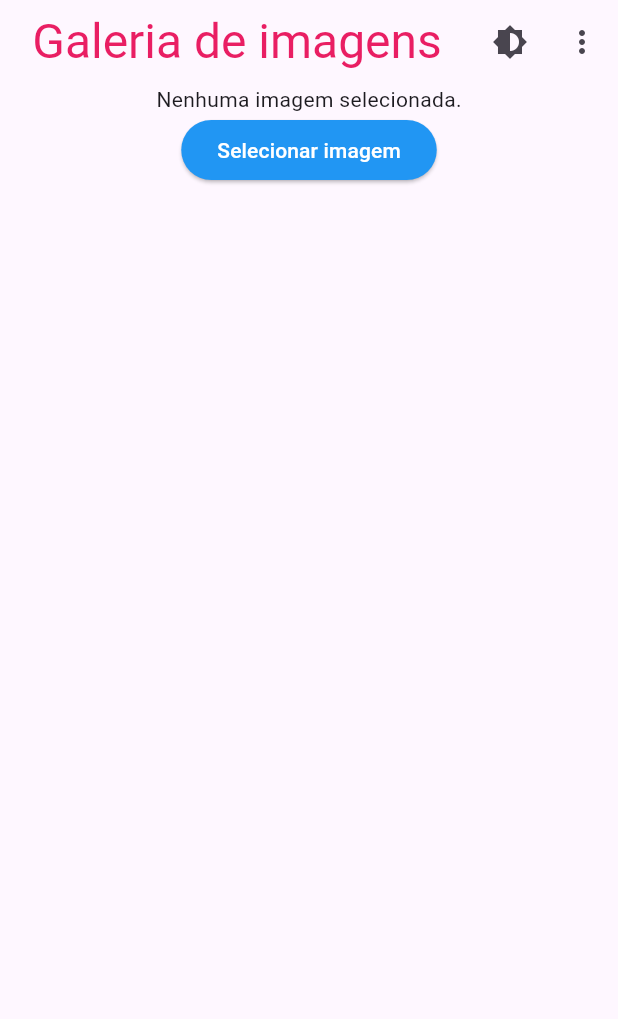
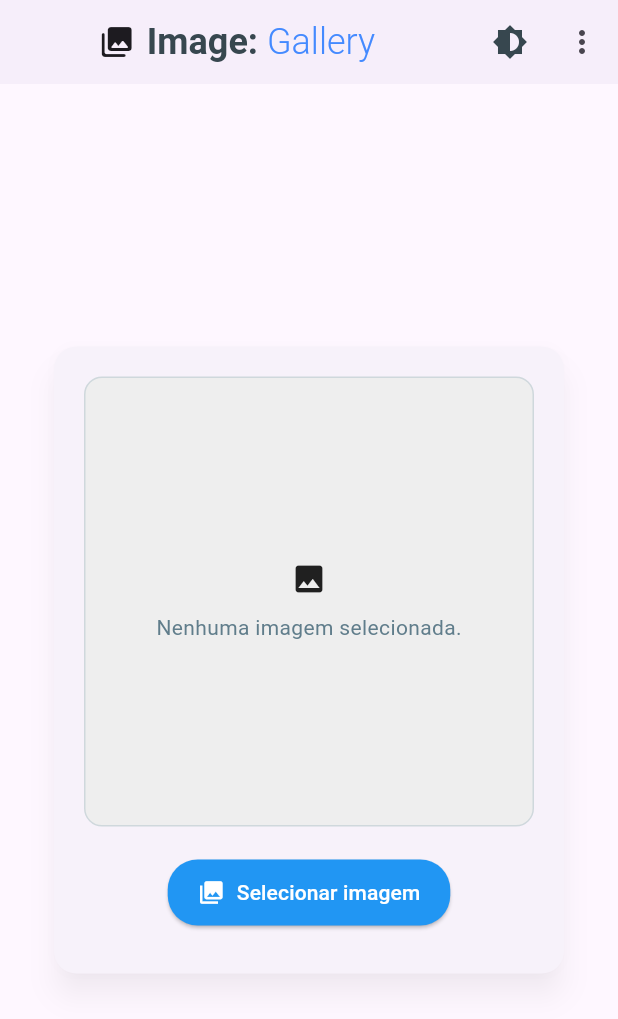
Before and after one commit to RicardoMomberg/FLUTTER-WEB, a Flutter app: the screen it shows after launch, on a phone screen of 412 x 824 dp. Shown: the top 1019 px of the screen. Run offline on Flutter 3.47's test engine with Material 3 defaults, Android fonts, the phone set to English and light mode, and no system bars; our stand-ins replace firebase_core, firebase_storage; missing offline and left inert: image_picker_for_web, image_picker_platform_interface; accounts and stored records are empty.

Commit message:
09 - Visual improves

```diff
--- a/lib/image_galley.dart
+++ b/lib/image_galley.dart
@@ -70,16 +70,45 @@ class _ImageGalleyState extends State<ImageGallery> {
   @override
   Widget build(BuildContext context) {
     return Scaffold(
+      backgroundColor: Theme.of(context).scaffoldBackgroundColor,
       appBar: AppBar(
-        title: Center(
-          child: Text(
-            AppLocalizations.of(context)!.title,
-            style: Theme.of(context).textTheme.titleLarge,
+        backgroundColor: Theme.of(context).appBarTheme.backgroundColor,
+        elevation: 1,
+        centerTitle: true,
+        title: Row(
+          mainAxisAlignment: MainAxisAlignment.center,
+          children: [
+            const Icon(Icons.photo_library_rounded),
+            const SizedBox(width: 8),
+            Text.rich(
+              TextSpan(
+                children: [
+                  TextSpan(
+                    text: 'Image: ',
+                    style: TextStyle(
+                      fontSize: 24,
+                      fontWeight: FontWeight.bold,
+                      color: Colors.blueGrey[800],
                     ),
                   ),
+                  const TextSpan(
+                    text: 'Gallery',
+                    style: TextStyle(
+                      fontSize: 24,
+                      fontWeight: FontWeight.w300,
+                      color: Colors.blueAccent,
+                    ),
+                  ),
+                ],
+              ),
+            ),
+            // Text(AppLocalizations.of(context)!.title),
+          ],
+        ),
+
         actions: [
           IconButton(
-            icon: Icon(Icons.brightness_6),
+            icon: Icon(Icons.brightness_6, color: Colors.blueGrey[800]),
             onPressed: () {
               if (Theme.of(context).brightness == Brightness.dark) {
                 _changeTheme(lightTheme);
@@ -104,28 +133,102 @@ class _ImageGalleyState extends State<ImageGallery> {
           ),
         ],
       ),
-      body: Center(
+      body: Stack(
+        children: [
+          Center(
+            child: Padding(
+              padding: const EdgeInsets.all(20.0),
+              child: Card(
+                shape: RoundedRectangleBorder(
+                  borderRadius: BorderRadius.circular(15.0),
+                ),
+                elevation: 8,
+                shadowColor: Colors.black26,
+                child: Padding(
+                  padding: const EdgeInsets.all(20.0),
                   child: Column(
+                    mainAxisSize: MainAxisSize.min,
                     children: [
-            _image != null
-                ? Image.memory(_image!)
-                : Text(AppLocalizations.of(context)!.no_image_selected),
-            ElevatedButton(
+                      Container(
+                        width: 300,
+                        height: 300,
+                        decoration: BoxDecoration(
+                          color: Colors.grey[200],
+                          borderRadius: BorderRadius.circular(12),
+                          border: Border.all(color: Colors.blueGrey.shade100),
+                        ),
+                        child: _image != null
+                            ? ClipRRect(
+                                borderRadius: BorderRadius.circular(12),
+                                child: Image.memory(_image!, fit: BoxFit.cover),
+                              )
+                            : Column(
+                                mainAxisAlignment: MainAxisAlignment.center,
+                                children: [
+                                  Icon(Icons.image),
+                                  const SizedBox(height: 10),
+                                  Text(
+                                    AppLocalizations.of(
+                                      context,
+                                    )!.no_image_selected,
+                                    style: TextStyle(color: Colors.blueGrey),
+                                  ),
+                                ],
+                              ),
+                      ),
+                      const SizedBox(height: 20),
+                      ElevatedButton.icon(
                         onPressed: _pickeImage,
-              child: Text(AppLocalizations.of(context)!.select_image),
+                        style: ElevatedButton.styleFrom(
+                          backgroundColor: Colors.blue,
+                          shape: RoundedRectangleBorder(
+                            borderRadius: BorderRadius.circular(20.0),
+                          ),
+                          padding: const EdgeInsets.symmetric(
+                            horizontal: 20,
+                            vertical: 12,
+                          ),
+                        ),
+                        icon: const Icon(
+                          Icons.photo_library,
+                          color: Colors.white,
+                        ),
+                        label: Text(AppLocalizations.of(context)!.select_image),
                       ),
                       const SizedBox(height: 10),
                       if (_image != null)
-              ElevatedButton(
+                        ElevatedButton.icon(
                           onPressed: _uploadImage,
-                child: Text(AppLocalizations.of(context)!.upload_image),
+                          style: ElevatedButton.styleFrom(
+                            backgroundColor: Colors.green,
+                            shape: RoundedRectangleBorder(
+                              borderRadius: BorderRadius.circular(20.0),
                             ),
-            if (loading != null && loading == true) CircularProgressIndicator(),
+                            padding: const EdgeInsets.symmetric(
+                              horizontal: 20,
+                              vertical: 12,
+                            ),
+                          ),
+                          icon: const Icon(
+                            Icons.cloud_upload,
+                            color: Colors.white,
+                          ),
+                          label: Text(
+                            AppLocalizations.of(context)!.upload_image,
+                          ),
+                        ),
+                      if (loading != null && loading == true)
+                        CircularProgressIndicator(),
                       if (_image != null && loading == false)
                         Text(AppLocalizations.of(context)!.image_uploaded),
                     ],
                   ),
                 ),
+              ),
+            ),
+          ),
+        ],
+      ),
     );
   }
 }
```
Lines whose indentation alone changed are shown as unchanged.
